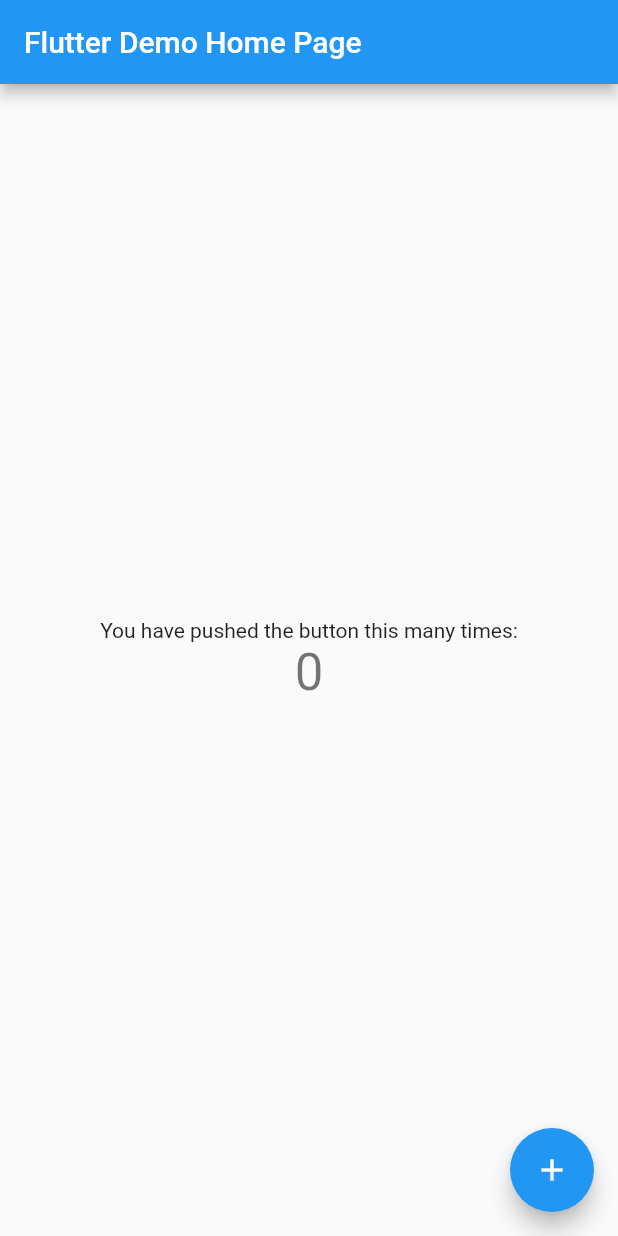
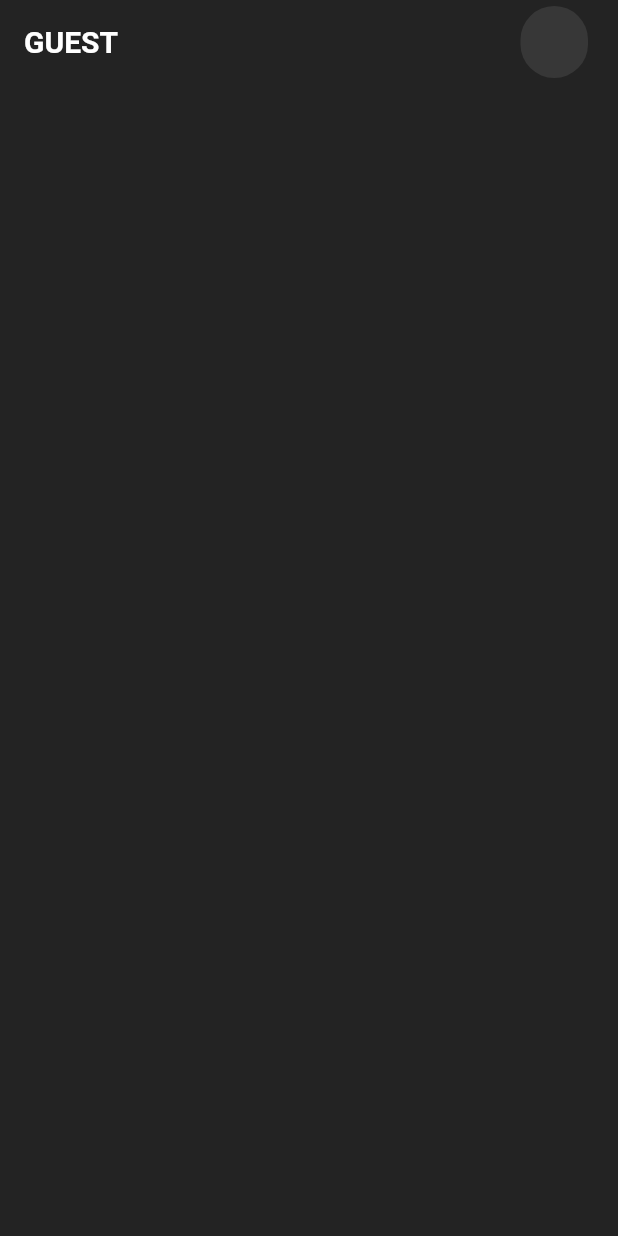
Before and after one commit to boglbbogl/flutter_velog_example, a Flutter app: the screen it shows after launch, on a phone screen of 412 x 824 dp. Run offline on Flutter 3.47's test engine with Material 2 defaults, Android fonts, the phone set to English and light mode, and no system bars; missing offline and left inert: kakao_flutter_sdk.

```diff
--- /dev/null
+++ b/lib/_constant/routes.dart
@@ -0,0 +1,6 @@
+import 'package:flutter/material.dart';
+import 'package:flutter_velog_example/view/app.dart';
+
+final Map<String, WidgetBuilder> routes = {
+  '/': (BuildContext context) => const App(),
+};
--- /dev/null
+++ b/lib/_constant/theme.dart
@@ -0,0 +1,6 @@
+import 'package:flutter/material.dart';
+
+late Size size;
+late ThemeData theme;
+
+Color darkColor = const Color.fromRGBO(35, 35, 35, 1);
--- a/lib/main.dart
+++ b/lib/main.dart
@@ -1,115 +1,29 @@
 import 'package:flutter/material.dart';
+import 'package:flutter_velog_example/state/auth_provider.dart';
+import 'package:flutter_velog_example/_constant/routes.dart';
+import 'package:provider/provider.dart';
 
 void main() {
-  runApp(const MyApp());
+  WidgetsFlutterBinding.ensureInitialized();
+
+  Provider.debugCheckInvalidValueType = null;
+
+  runApp(const MainApp());
 }
 
-class MyApp extends StatelessWidget {
-  const MyApp({Key? key}) : super(key: key);
+class MainApp extends StatelessWidget {
+  const MainApp({Key? key}) : super(key: key);
 
-  // This widget is the root of your application.
   @override
   Widget build(BuildContext context) {
-    return MaterialApp(
-      title: 'Flutter Demo',
-      theme: ThemeData(
-        // This is the theme of your application.
-        //
-        // Try running your application with "flutter run". You'll see the
-        // application has a blue toolbar. Then, without quitting the app, try
-        // changing the primarySwatch below to Colors.green and then invoke
-        // "hot reload" (press "r" in the console where you ran "flutter run",
-        // or simply save your changes to "hot reload" in a Flutter IDE).
-        // Notice that the counter didn't reset back to zero; the application
-        // is not restarted.
-        primarySwatch: Colors.blue,
+    return MultiProvider(
+      providers: [
+        ChangeNotifierProvider(create: (context) => AuthProvider()),
+      ],
+      child: MaterialApp(
+        initialRoute: '/',
+        routes: routes,
       ),
-      home: const MyHomePage(title: 'Flutter Demo Home Page'),
     );
   }
 }
-
-class MyHomePage extends StatefulWidget {
-  const MyHomePage({Key? key, required this.title}) : super(key: key);
-
-  // This widget is the home page of your application. It is stateful, meaning
-  // that it has a State object (defined below) that contains fields that affect
-  // how it looks.
-
-  // This class is the configuration for the state. It holds the values (in this
-  // case the title) provided by the parent (in this case the App widget) and
-  // used by the build method of the State. Fields in a Widget subclass are
-  // always marked "final".
-
-  final String title;
-
-  @override
-  State<MyHomePage> createState() => _MyHomePageState();
-}
-
-class _MyHomePageState extends State<MyHomePage> {
-  int _counter = 0;
-
-  void _incrementCounter() {
-    setState(() {
-      // This call to setState tells the Flutter framework that something has
-      // changed in this State, which causes it to rerun the build method below
-      // so that the display can reflect the updated values. If we changed
-      // _counter without calling setState(), then the build method would not be
-      // called again, and so nothing would appear to happen.
-      _counter++;
-    });
-  }
-
-  @override
-  Widget build(BuildContext context) {
-    // This method is rerun every time setState is called, for instance as done
-    // by the _incrementCounter method above.
-    //
-    // The Flutter framework has been optimized to make rerunning build methods
-    // fast, so that you can just rebuild anything that needs updating rather
-    // than having to individually change instances of widgets.
-    return Scaffold(
-      appBar: AppBar(
-        // Here we take the value from the MyHomePage object that was created by
-        // the App.build method, and use it to set our appbar title.
-        title: Text(widget.title),
-      ),
-      body: Center(
-        // Center is a layout widget. It takes a single child and positions it
-        // in the middle of the parent.
-        child: Column(
-          // Column is also a layout widget. It takes a list of children and
-          // arranges them vertically. By default, it sizes itself to fit its
-          // children horizontally, and tries to be as tall as its parent.
-          //
-          // Invoke "debug painting" (press "p" in the console, choose the
-          // "Toggle Debug Paint" action from the Flutter Inspector in Android
-          // Studio, or the "Toggle Debug Paint" command in Visual Studio Code)
-          // to see the wireframe for each widget.
-          //
-          // Column has various properties to control how it sizes itself and
-          // how it positions its children. Here we use mainAxisAlignment to
-          // center the children vertically; the main axis here is the vertical
-          // axis because Columns are vertical (the cross axis would be
-          // horizontal).
-          mainAxisAlignment: MainAxisAlignment.center,
-          children: <Widget>[
-            const Text(
-              'You have pushed the button this many times:',
-            ),
-            Text(
-              '$_counter',
-              style: Theme.of(context).textTheme.headline4,
-            ),
-          ],
-        ),
-      ),
-      floatingActionButton: FloatingActionButton(
-        onPressed: _incrementCounter,
-        tooltip: 'Increment',
-        child: const Icon(Icons.add),
-      ), // This trailing comma makes auto-formatting nicer for build methods.
-    );
-  }
-}
--- /dev/null
+++ b/lib/state/auth_provider.dart
@@ -0,0 +1,16 @@
+import 'package:flutter/foundation.dart';
+
+class AuthProvider extends ChangeNotifier {
+  bool isSplash = true;
+
+  AuthProvider() {
+    checked();
+  }
+
+  void checked() {
+    Future.delayed(const Duration(milliseconds: 100), () {
+      isSplash = false;
+      notifyListeners();
+    });
+  }
+}
--- /dev/null
+++ b/lib/view/app.dart
@@ -0,0 +1,25 @@
+import 'package:flutter/material.dart';
+import 'package:flutter_velog_example/state/auth_provider.dart';
+import 'package:flutter_velog_example/view/home_screen.dart';
+import 'package:flutter_velog_example/_constant/theme.dart';
+import 'package:flutter_velog_example/view/splash_screen.dart';
+import 'package:provider/provider.dart';
+
+class App extends StatelessWidget {
+  const App({Key? key}) : super(key: key);
+
+  @override
+  Widget build(BuildContext context) {
+    size = MediaQuery.of(context).size;
+    theme = Theme.of(context);
+    return Consumer<AuthProvider>(
+      builder: (context, provider, child) {
+        if (provider.isSplash) {
+          return const SplashScreen();
+        } else {
+          return const HomeScreen();
+        }
+      },
+    );
+  }
+}
--- /dev/null
+++ b/lib/view/home_screen.dart
@@ -0,0 +1,95 @@
+import 'package:flutter/material.dart';
+import 'package:flutter_velog_example/_constant/theme.dart';
+
+class HomeScreen extends StatelessWidget {
+  const HomeScreen({Key? key}) : super(key: key);
+
+  @override
+  Widget build(BuildContext context) {
+    return Scaffold(
+      backgroundColor: darkColor,
+      body: CustomScrollView(
+        slivers: [
+          SliverAppBar(
+            centerTitle: false,
+            backgroundColor: darkColor,
+            title: Text(
+              'GUEST',
+              style: theme.textTheme.bodyText2!.copyWith(
+                  fontSize: 20,
+                  fontWeight: FontWeight.bold,
+                  color: Colors.white),
+            ),
+            actions: [
+              GestureDetector(
+                onTap: () {
+                  showModalBottomSheet(
+                      context: context,
+                      builder: (context) {
+                        return Container(
+                          width: size.width,
+                          height: 300,
+                          color: const Color.fromRGBO(55, 55, 55, 1),
+                          child: Column(
+                            mainAxisAlignment: MainAxisAlignment.center,
+                            children: [
+                              _buttonForm(
+                                title: 'Sign In With Kakao',
+                                onTap: () {},
+                              ),
+                              const SizedBox(height: 20),
+                              _buttonForm(
+                                title: 'Sign In With Google',
+                                onTap: () {},
+                              ),
+                            ],
+                          ),
+                        );
+                      });
+                },
+                child: Padding(
+                  padding: const EdgeInsets.only(right: 20, top: 4, bottom: 4),
+                  child: Container(
+                    width: 45,
+                    height: 40,
+                    decoration: BoxDecoration(
+                      borderRadius: BorderRadius.circular(30),
+                      color: const Color.fromRGBO(55, 55, 55, 1),
+                    ),
+                  ),
+                ),
+              ),
+            ],
+          ),
+        ],
+      ),
+    );
+  }
+
+  Padding _buttonForm({
+    required String title,
+    required Function() onTap,
+  }) {
+    return Padding(
+      padding: const EdgeInsets.symmetric(horizontal: 20),
+      child: GestureDetector(
+        onTap: onTap,
+        child: Container(
+          width: size.width,
+          height: 60,
+          decoration: BoxDecoration(
+              borderRadius: BorderRadius.circular(12), color: darkColor),
+          child: Center(
+            child: Text(
+              title,
+              style: theme.textTheme.bodyText2!.copyWith(
+                  fontSize: 18,
+                  fontWeight: FontWeight.bold,
+                  color: Colors.white),
+            ),
+          ),
+        ),
+      ),
+    );
+  }
+}
```
Also changed, not shown: analysis_options.yaml (+11 -28 lines), lib/state/sign_in_provider.dart (added, +18 -0 lines), lib/view/splash_screen.dart (added, +20 -0 lines), pubspec.yaml (+5 -16 lines), pubspec.lock, 7 other files.
